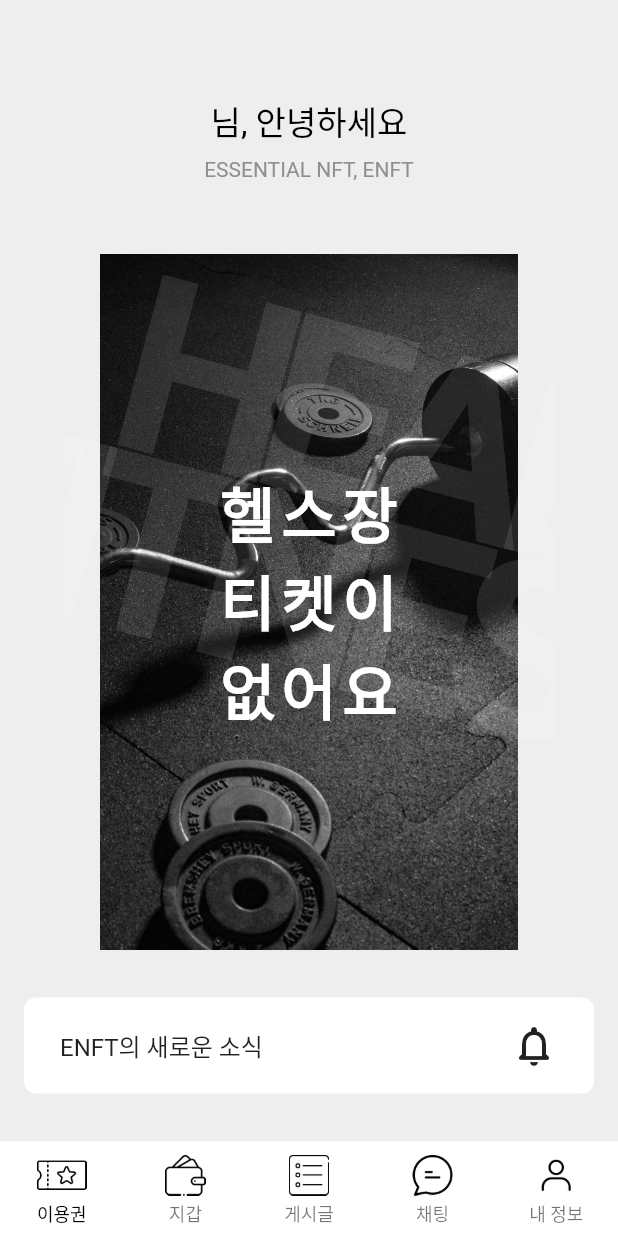
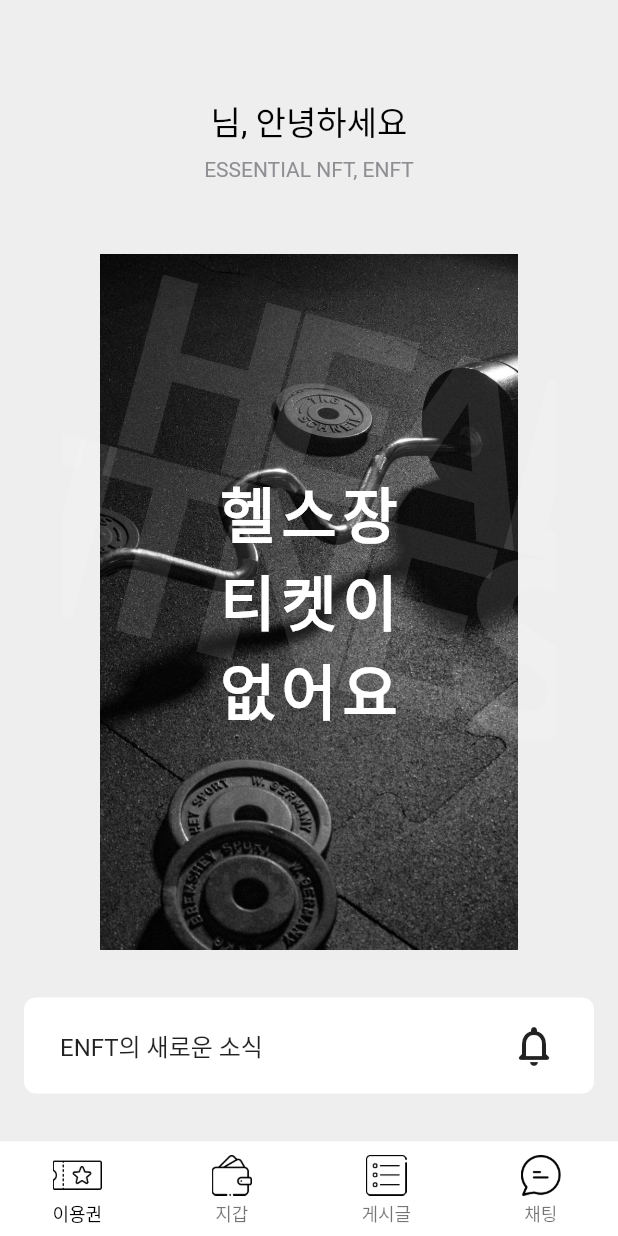
Before and after one commit to ENFT-Token/client-app-getx, a Flutter app: the HomePage screen opened by its route, on a phone screen of 412 x 824 dp. Run offline on Flutter 3.47's test engine with Material 2 defaults, Android fonts, the phone set to English and light mode, and no system bars; our stand-ins replace convert, dio, flutter_dotenv, flutter_speed_dial, flutter_svg, flutter_swiper_null_safety and 7 more; missing offline and left inert: android_intent_plus, dart_jsonwebtoken, dbcrypt, http_auth, jwt_decode, kakao_flutter_sdk; accounts and stored records are empty; network calls fail; statements that could not run were skipped; project files that could hold a hidden picture were left out.

Commit message:
Delete: my info

```diff
--- a/lib/app/controller/home.dart
+++ b/lib/app/controller/home.dart
@@ -38,14 +38,6 @@ class HomeController extends GetxController {
           fit: BoxFit.fitWidth,
         ),
         label: '채팅'),
-    BottomNavigationBarItem(
-        icon: Image.asset(
-          'assets/icons/person.png',
-          height: 33,
-          width: 33,
-          fit: BoxFit.fitWidth,
-        ),
-        label: '내 정보'),
   ];
   RxInt _currentIndex = 0.obs;
 
--- a/lib/app/ui/home/components/body.dart
+++ b/lib/app/ui/home/components/body.dart
@@ -15,11 +15,6 @@ class HomeBody extends GetView<HomeController> {
     WalletPage(),
     PostListPage(),
     ChatPage(),
-    Container(),
-    // WalletPage(),
-    // const PostListScreen(),
-    // ChatPage(),
-    // MyInfoPage(user: userList[0])
   ];
 
   @override
--- a/lib/app/ui/write_post/components/body.dart
+++ b/lib/app/ui/write_post/components/body.dart
@@ -6,8 +6,6 @@ import 'package:get/get.dart';
 import 'package:enft/app/constant/constant.dart';
 import 'package:enft/app/controller/post_list.dart';
 import 'package:enft/app/controller/image.dart';
-
-import 'package:enft/app/ui/write_post/components/photo_swiper.dart';
 
 import 'text_field_with_title.dart';
 import 'text_field_container.dart';
```
